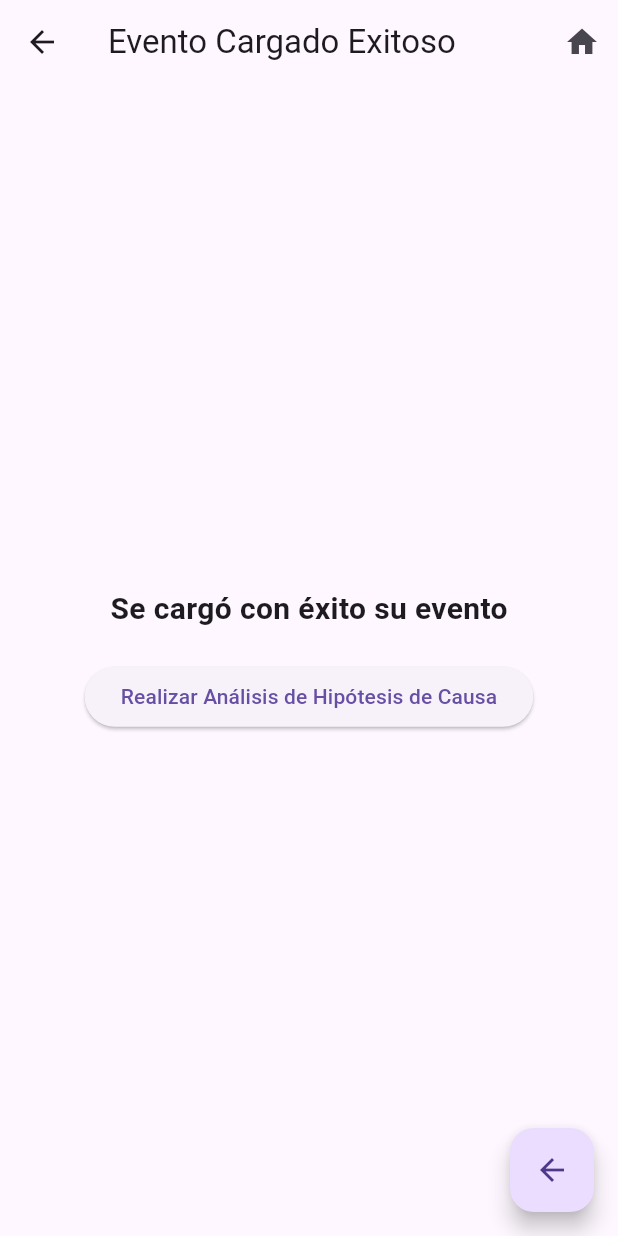
After one commit to RafaelTalavera/gestionmasso, a Flutter app: the Causa screen opened by its route, after a tap on "Realizar Análisis de Hipótesis de Causa", on a phone screen of 412 x 824 dp. The commit adds this screen. Run offline on Flutter 3.47's test engine with Material 3 defaults, Android fonts, the phone set to English and light mode, and no system bars; our stand-ins replace connectivity_plus, flutter_form_builder, flutter_secure_storage; missing offline and left inert: circular_bottom_navigation; accounts and stored records are empty.

```diff
--- /dev/null
+++ b/lib/app/presentation/modules/analisys/causa.dart
@@ -0,0 +1,53 @@
+import 'package:flutter/material.dart';
+
+class Causa extends StatelessWidget {
+  const Causa({super.key});
+
+  final String apiUrl = 'http://tu_api_rest/analisis_hipotesis_causa';
+
+  void _realizarAnalisisHipotesis() async {}
+
+  @override
+  Widget build(BuildContext context) {
+    return Scaffold(
+      appBar: AppBar(
+        title: Text('Evento Cargado Exitoso'),
+        actions: [
+          IconButton(
+            icon: Icon(Icons.home),
+            onPressed: () {
+              // Navegar al menú de inicio
+              Navigator.of(context).popUntil((route) => route.isFirst);
+            },
+          ),
+        ],
+      ),
+      body: Center(
+        child: Column(
+          mainAxisAlignment: MainAxisAlignment.center,
+          children: [
+            Text(
+              'Se cargó con éxito su evento',
+              style: TextStyle(
+                fontSize: 20,
+                fontWeight: FontWeight.bold,
+              ),
+            ),
+            SizedBox(height: 20),
+            ElevatedButton(
+              onPressed: _realizarAnalisisHipotesis,
+              child: Text('Realizar Análisis de Hipótesis de Causa'),
+            ),
+          ],
+        ),
+      ),
+      floatingActionButton: FloatingActionButton(
+        onPressed: () {
+          // Volver al paso anterior
+          Navigator.of(context).pop();
+        },
+        child: Icon(Icons.arrow_back),
+      ),
+    );
+  }
+}
--- a/lib/app/presentation/routes/app_routes.dart
+++ b/lib/app/presentation/routes/app_routes.dart
@@ -1,5 +1,6 @@
 import 'package:flutter/material.dart';
 
+import '../modules/analisys/causa.dart';
 import '../modules/formulario/views/formulario_view.dart';
 import '../modules/home/views/home_view.dart';
 import '../modules/sign_in/sign_in_view.dart';
@@ -12,5 +13,7 @@ Map<String, Widget Function(BuildContext)> get appRoutes {
     Routes.signIn: (context) => const SignInView(),
     Routes.home: (context) => const HomeView(),
     Routes.formularioAccid: (context) => const FormularioAccid(),
+    Routes.causa: (context) => const Causa(),
+    Routes.table: (contetx) => Table(),
   };
 }
--- a/lib/app/presentation/routes/routes.dart
+++ b/lib/app/presentation/routes/routes.dart
@@ -6,4 +6,6 @@ class Routes {
   static const home = '/home';
   static const formularioAccid = '/formulario';
   static const riesgo = '/riesgo';
+  static const causa = '/causa';
+  static const table = '/table';
 }
```
Also changed, not shown: lib/app/domain/repositories/event_repository.dart (added, +81 -0 lines), lib/app/presentation/modules/Formulario/views/formulario_view.dart (+13 -22 lines), lib/app/presentation/modules/event_table/views/event_table.dart (added, +119 -0 lines), lib/app/presentation/modules/home/views/home_view.dart (+15 -1 lines).
